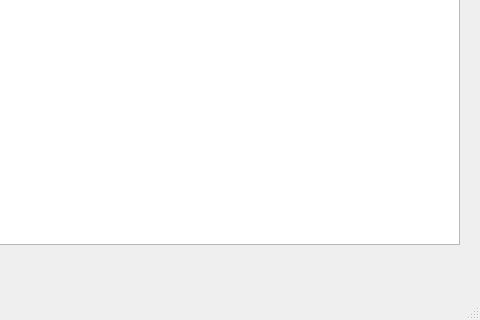
This is populationanalysis.ui in TrinhLab/CASPERapp as Qt 5 draws it before an edit; both pictures show x 741 to 1221 and y 464 to 784 of the 1221 by 784 pixel window. The edited form follows.
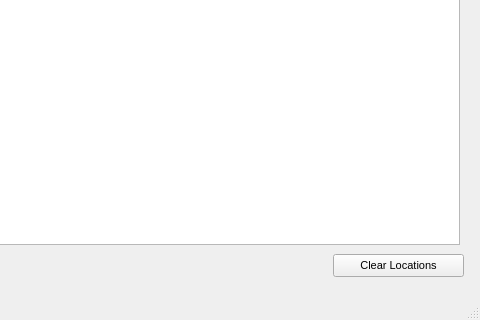
This is the edited form. Custom widgets are drawn as their Qt base class.

Commit message: finished the loc_finder function, as well as added a clear locations table button

```diff
--- a/populationanalysis.ui
+++ b/populationanalysis.ui
@@ -276,6 +276,19 @@
      <string>Show Meta Genomic CSPR Files</string>
     </property>
    </widget>
+   <widget class="QPushButton" name="clear_loc_button">
+    <property name="geometry">
+     <rect>
+      <x>1074</x>
+      <y>700</y>
+      <width>131</width>
+      <height>23</height>
+     </rect>
+    </property>
+    <property name="text">
+     <string>Clear Locations</string>
+    </property>
+   </widget>
   </widget>
   <widget class="QMenuBar" name="menubar">
    <property name="geometry">
```
The commit also changes 1 other file.
